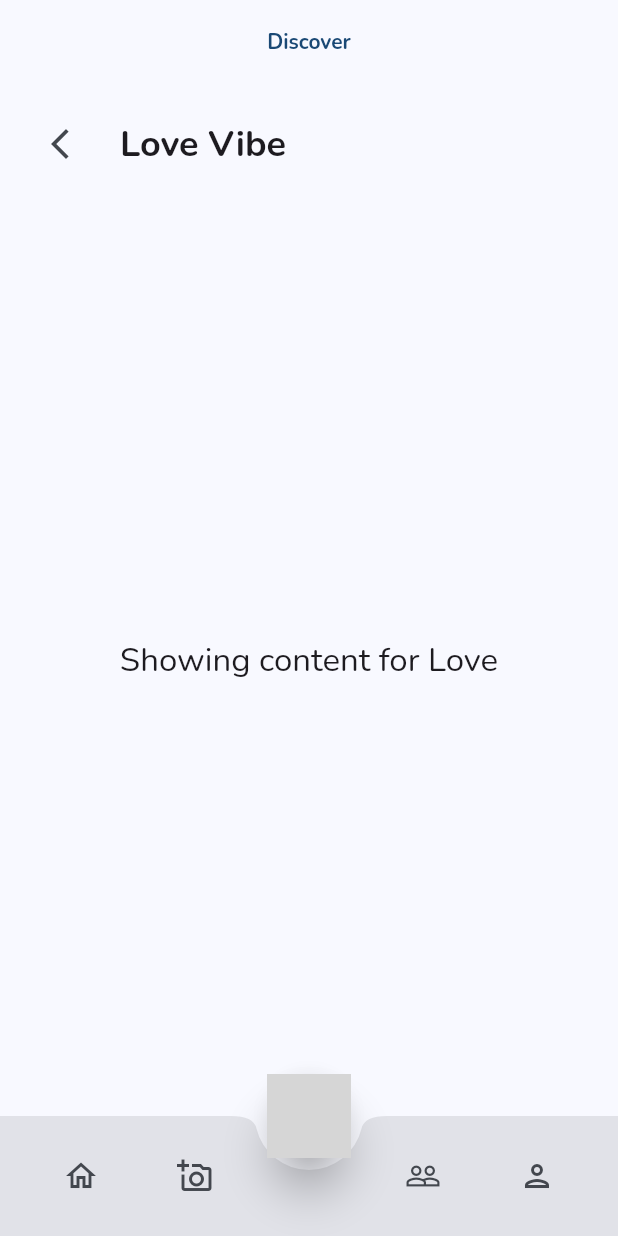
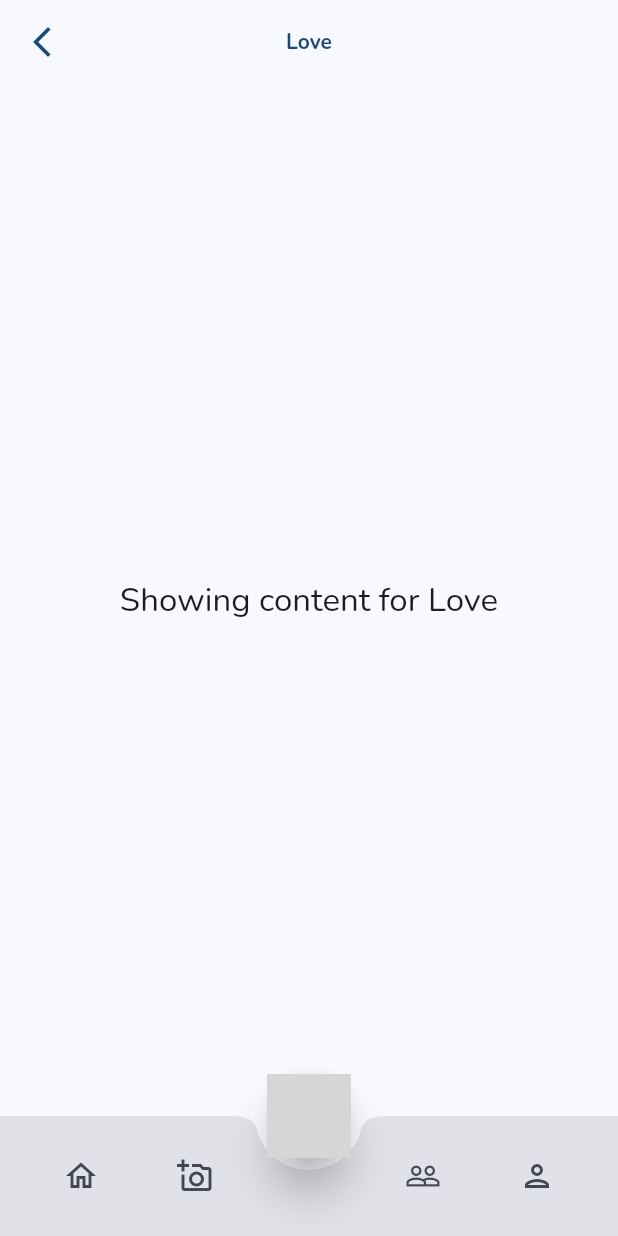
Before and after one commit to mahfuzmunna/dadadu_flutter, a Flutter app: the DiscoverPage screen opened by its route, after a tap on "Love", on a phone screen of 412 x 824 dp. Run offline on Flutter 3.47's test engine with Material 3 defaults, Android fonts, the phone set to English and light mode, and no system bars; our stand-ins replace bloc, cached_network_image, camera, dartz, equatable, flutter_bloc and 11 more; missing offline and left inert: cached_video_player_plus, image_editor_plus, minio, video_thumbnail, video_trimmer; accounts and stored records are empty; statements that could not run were skipped; grey boxes are pictures that could not be loaded.

Commit message:
Refactor: Simplify DiscoverPage UI and navigation
- Moved the header with the back button and vibe title from the body of `DiscoverPage` to its `AppBar`. The `AppBar` now dynamically displays the selected vibe or "Discover" and shows a back button only when a vibe is selected.
- Removed `const` from `DiscoverPage` constructor in `discover_page.dart` and its usage in `app_router.dart` to accommodate the dynamic `AppBar` title.

```diff
--- a/lib/core/routes/app_router.dart
+++ b/lib/core/routes/app_router.dart
@@ -117,7 +117,7 @@ class AppRouter {
               routes: [
                 GoRoute(
                   path: '/discover',
-                  builder: (context, state) => const DiscoverPage(),
+                  builder: (context, state) => DiscoverPage(),
                 ),
               ],
             ),
--- a/lib/features/discover/presentation/pages/discover_page.dart
+++ b/lib/features/discover/presentation/pages/discover_page.dart
@@ -22,7 +22,7 @@ enum LocationPermissionStatus {
 }
 
 class DiscoverPage extends StatefulWidget {
-  const DiscoverPage({super.key});
+  DiscoverPage({super.key});
 
   @override
   State<DiscoverPage> createState() => _DiscoverPageState();
@@ -228,7 +228,14 @@ class _DiscoverPageState extends State<DiscoverPage> {
       key: _scaffoldMessengerKey,
       // ✅ The AppBar is now simpler and doesn't need a TabBar
       appBar: AppBar(
-        title: const Text('Discover'),
+        leading: _selectedVibe != null
+            ? IconButton(
+                onPressed: () => setState(() {
+                      _selectedVibe = null;
+                    }),
+                icon: const Icon(Icons.arrow_back_ios_new))
+            : null,
+        title: Text(_selectedVibe ?? 'Discover'),
         // The back button will appear automatically inside the Vibe Content Page
       ),
       body: bodyContent,
@@ -328,32 +335,7 @@ class _DiscoverPageState extends State<DiscoverPage> {
 
     return Column(
       children: [
-        // Header for the selected vibe with a back button
-        Padding(
-          padding: const EdgeInsets.all(16.0),
-          child: Row(
-            children: [
-              IconButton(
-                icon: const Icon(Icons.arrow_back_ios_new),
-                onPressed: () {
-                  // This will clear the selected vibe and rebuild the UI
-                  // to show the vibe selection page again.
-                  setState(() {
-                    _selectedVibe = null;
-                  });
-                },
-              ),
-              const SizedBox(width: 16),
-              Text(
-                '$_selectedVibe Vibe',
-                style: Theme.of(context)
-                    .textTheme
-                    .headlineSmall
-                    ?.copyWith(fontWeight: FontWeight.bold),
-              ),
-            ],
-          ),
-        ),
+        // Header moved to appbar
 
         // Content for the vibe
         Expanded(
```
